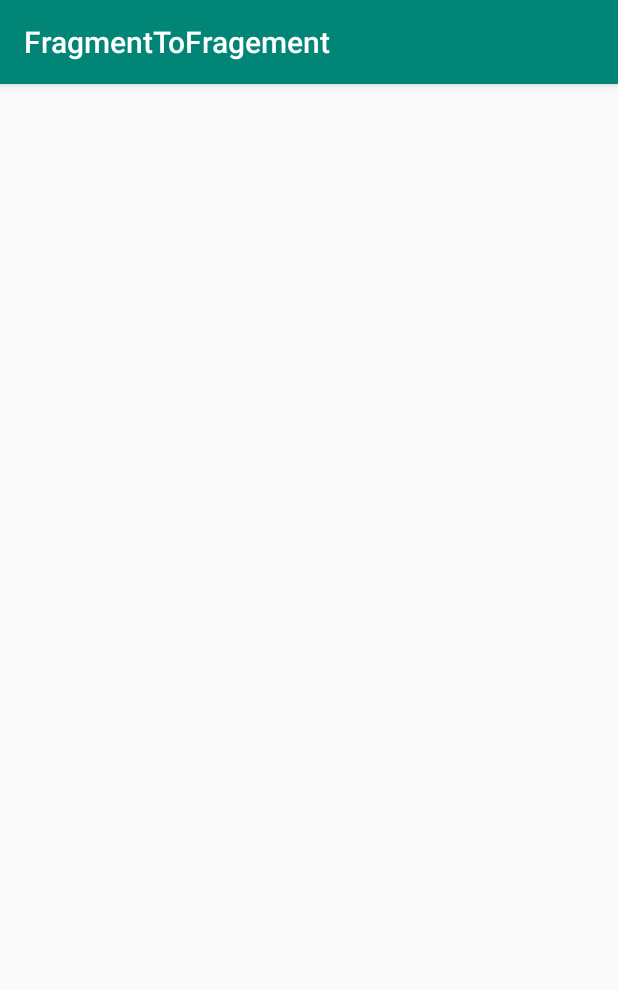
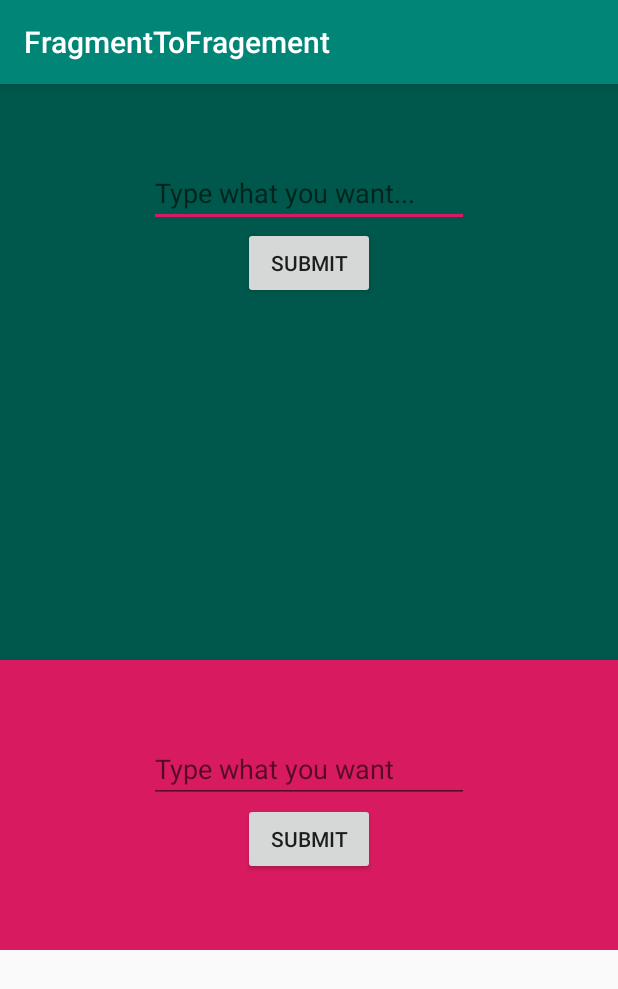
Before and after one commit to leilingxiao/FragmentToFragement, an Android app: the screen it shows after launch (MainActivity), on a phone screen of 412 x 824 dp. Shown: the top 989 px of the screen. Run offline under Robolectric (Android 15) with nearby library versions, the phone set to English and light mode, and no system bars.

Commit message:
Fragment to Fragment Communication

```diff
--- a/app/src/main/AndroidManifest.xml
+++ b/app/src/main/AndroidManifest.xml
@@ -16,6 +16,7 @@
                 <category android:name="android.intent.category.LAUNCHER" />
             </intent-filter>
         </activity>
+
     </application>
 
 </manifest>
--- a/app/src/main/java/com/example/fragmenttofragement/FragmentA.java
+++ b/app/src/main/java/com/example/fragmenttofragement/FragmentA.java
@@ -13,9 +13,10 @@ import androidx.annotation.Nullable;
 import androidx.fragment.app.Fragment;
 
 public class FragmentA extends Fragment {
+    private Context mContext;
     private FragmentAListener listener;
     private EditText editText;
-    private Button buttonsubmit;
+    private Button buttonSubmit;
 
     public interface  FragmentAListener {
         void onInputASent (CharSequence input);
@@ -26,10 +27,11 @@ public class FragmentA extends Fragment {
     @Override
     public View onCreateView(@NonNull LayoutInflater inflater, @Nullable ViewGroup container, @Nullable Bundle savedInstanceState) {
         View v = inflater.inflate(R.layout.fragment_a, container, false);
+        mContext = getContext();
 
         editText = v.findViewById(R.id.edit_text);
-        buttonsubmit = v.findViewById(R.id.button_submit);
-        buttonsubmit.setOnClickListener(new View.OnClickListener(){
+        buttonSubmit = v.findViewById(R.id.button_submit);
+        buttonSubmit.setOnClickListener(new View.OnClickListener(){
             @Override
             public void onClick(View v) {
                 CharSequence input = editText.getText();
--- a/app/src/main/java/com/example/fragmenttofragement/FragmentB.java
+++ b/app/src/main/java/com/example/fragmenttofragement/FragmentB.java
@@ -15,7 +15,7 @@ import androidx.fragment.app.Fragment;
 public class FragmentB extends Fragment {
     private FragmentBListener listener;
     private EditText editText;
-    private Button buttonsubmit;
+    private Button buttonSubmit;
 
     public interface  FragmentBListener {
         void onInputBSent(CharSequence input);
@@ -28,8 +28,8 @@ public class FragmentB extends Fragment {
         View v = inflater.inflate(R.layout.fragment_b, container, false);
 
         editText = v.findViewById(R.id.edit_text);
-        buttonsubmit = v.findViewById(R.id.button_submit);
-        buttonsubmit.setOnClickListener(new View.OnClickListener(){
+        buttonSubmit = v.findViewById(R.id.button_submit);
+        buttonSubmit.setOnClickListener(new View.OnClickListener(){
             @Override
             public void onClick(View v) {
                 CharSequence input = editText.getText();
--- a/app/src/main/java/com/example/fragmenttofragement/MainActivity.java
+++ b/app/src/main/java/com/example/fragmenttofragement/MainActivity.java
@@ -17,8 +17,8 @@ public class MainActivity extends AppCompatActivity implements FragmentA.Fragmen
         fragmentB = new FragmentB();
 
         getSupportFragmentManager().beginTransaction()
-                .replace(R.id.container_a,fragmentA)
-                .replace(R.id.container_b,fragmentB)
+                .add(R.id.container_a,fragmentA)
+                .add(R.id.container_b,fragmentB)
                 .commit();
     }
 
--- a/app/src/main/res/layout/activity_main.xml
+++ b/app/src/main/res/layout/activity_main.xml
@@ -7,14 +7,15 @@
     android:orientation="vertical"
     tools:context=".MainActivity">
 
-    <fragment
+    <FrameLayout
         android:id="@+id/container_a"
         android:layout_width="match_parent"
         android:layout_height="wrap_content"
+
         android:layout_weight="1"
         />
 
-    <fragment
+    <FrameLayout
         android:id="@+id/container_b"
         android:layout_width="match_parent"
         android:layout_height="wrap_content"
--- a/app/src/main/res/layout/fragment_a.xml
+++ b/app/src/main/res/layout/fragment_a.xml
@@ -1,7 +1,7 @@
 <?xml version="1.0" encoding="utf-8"?>
 <LinearLayout xmlns:android="http://schemas.android.com/apk/res/android"
     android:orientation="vertical" android:layout_width="match_parent"
-    android:layout_height="wrap_content"
+    android:layout_height="match_parent"
     android:gravity="center_horizontal"
     android:padding="50dp"
     android:background="@color/colorPrimaryDark">
@@ -12,7 +12,8 @@
         android:layout_height="wrap_content"
         android:ems="10"
 
-        android:text="Type what you want..." />
+
+        android:hint="Type what you want..." />
 
     <Button
         android:id="@+id/button_submit"
--- a/app/src/main/res/layout/fragment_b.xml
+++ b/app/src/main/res/layout/fragment_b.xml
@@ -7,12 +7,12 @@
     android:background="@color/colorAccent">
 
     <EditText
-        android:id="@+id/editText"
+        android:id="@+id/edit_text"
         android:layout_width="wrap_content"
         android:layout_height="wrap_content"
         android:ems="10"
 
-        android:text="Type what you want" />
+        android:hint="Type what you want" />
 
     <Button
         android:id="@+id/button_submit"
```
